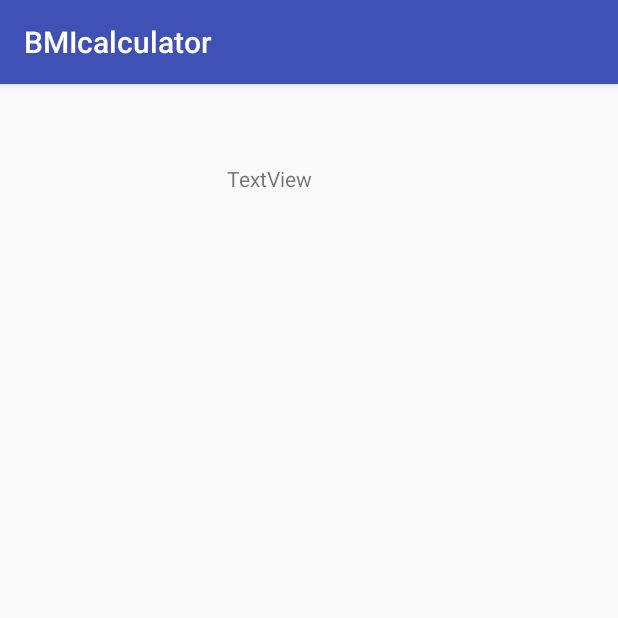
After one commit to nhumnguyen/BMIcalulator, an Android app: the InfoPage screen opened directly, with no data from a screen before it, on a phone screen of 412 x 824 dp, the top half of it. The commit adds this screen. Run offline under Robolectric (Android 15) with nearby library versions, the phone set to English and light mode, and no system bars.

Commit message:
infoPage activity

```diff
--- a/app/src/main/AndroidManifest.xml
+++ b/app/src/main/AndroidManifest.xml
@@ -15,6 +15,7 @@
                 <category android:name="android.intent.category.LAUNCHER" />
             </intent-filter>
         </activity>
+        <activity android:name=".InfoPage" />
     </application>
 
 </manifest>
--- /dev/null
+++ b/app/src/main/java/com/example/nhung/bmicalculator/InfoPage.java
@@ -0,0 +1,13 @@
+package com.example.nhung.bmicalculator;
+
+import android.support.v7.app.AppCompatActivity;
+import android.os.Bundle;
+
+public class InfoPage extends AppCompatActivity {
+
+    @Override
+    protected void onCreate(Bundle savedInstanceState) {
+        super.onCreate(savedInstanceState);
+        setContentView(R.layout.activity_info_page);
+    }
+}
--- /dev/null
+++ b/app/src/main/res/layout/activity_info_page.xml
@@ -0,0 +1,24 @@
+<?xml version="1.0" encoding="utf-8"?>
+<RelativeLayout xmlns:android="http://schemas.android.com/apk/res/android"
+    xmlns:tools="http://schemas.android.com/tools"
+    android:id="@+id/activity_info_page"
+    android:layout_width="match_parent"
+    android:layout_height="match_parent"
+    android:paddingBottom="@dimen/activity_vertical_margin"
+    android:paddingLeft="@dimen/activity_horizontal_margin"
+    android:paddingRight="@dimen/activity_horizontal_margin"
+    android:paddingTop="@dimen/activity_vertical_margin"
+    tools:context="com.example.nhung.bmicalculator.InfoPage">
+
+    <TextView
+        android:text="TextView"
+        android:layout_width="wrap_content"
+        android:layout_height="wrap_content"
+        android:layout_alignParentTop="true"
+        android:layout_alignParentLeft="true"
+        android:layout_alignParentStart="true"
+        android:layout_marginLeft="135dp"
+        android:layout_marginStart="135dp"
+        android:layout_marginTop="37dp"
+        android:id="@+id/bmiBox" />
+</RelativeLayout>
```
Also changed, not shown: app/src/main/java/com/example/nhung/bmicalculator/MainActivity.java (+30 -4 lines), app/src/main/res/layout/activity_main.xml (+43 -19 lines).
